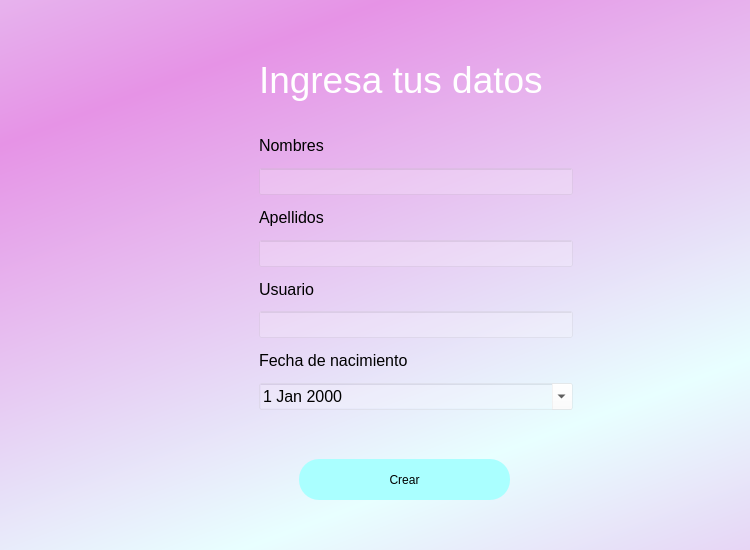
Before: the Qt Designer form crearDatosUsuario.ui in Vethariel/MIR-Programacion-Computadores, drawn with Qt 5.
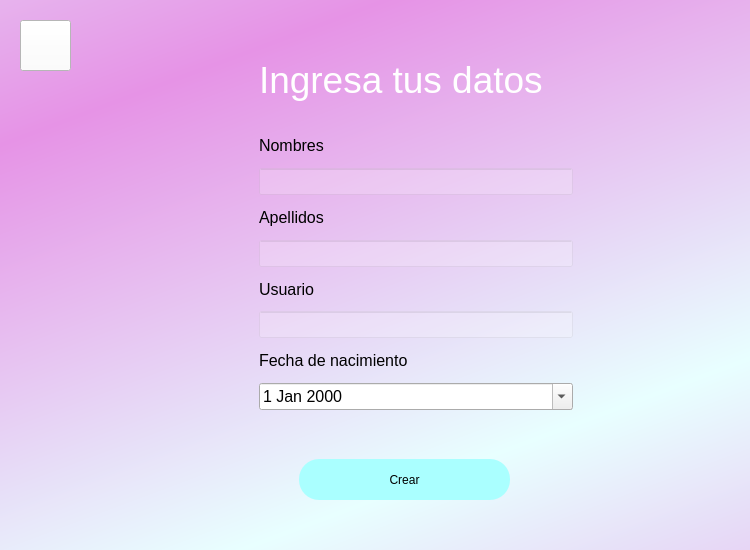
After: the same form once the commit is applied. Icons and pictures are not drawn.

Commit message: Create user data added and return image

What changed in the file:
```diff
--- a/crearDatosUsuario.ui
+++ b/crearDatosUsuario.ui
@@ -157,8 +157,7 @@
         <bool>true</bool>
        </property>
        <property name="styleSheet">
-        <string notr="true">font-size:12pt;
-background-color: rgba(255, 255, 255, 50);</string>
+        <string notr="true">font-size:12pt;</string>
        </property>
        <property name="wrapping">
         <bool>false</bool>
@@ -172,6 +171,23 @@
        <property name="keyboardTracking">
         <bool>true</bool>
        </property>
+       <property name="maximumDate">
+        <date>
+         <year>2100</year>
+         <month>12</month>
+         <day>31</day>
+        </date>
+       </property>
+       <property name="minimumDate">
+        <date>
+         <year>1752</year>
+         <month>9</month>
+         <day>14</day>
+        </date>
+       </property>
+       <property name="currentSection">
+        <enum>QDateTimeEdit::DaySection</enum>
+       </property>
        <property name="calendarPopup">
         <bool>true</bool>
        </property>
@@ -180,6 +196,25 @@
     </layout>
    </widget>
   </widget>
+  <widget class="QPushButton" name="boton_regreso">
+   <property name="geometry">
+    <rect>
+     <x>20</x>
+     <y>20</y>
+     <width>51</width>
+     <height>51</height>
+    </rect>
+   </property>
+   <property name="styleSheet">
+    <string notr="true">background-image: url(&quot;return.png&quot;);
+background-repeat: no-repeat;
+background-position: center;
+background-color: rgb(255, 255, 255);</string>
+   </property>
+   <property name="text">
+    <string/>
+   </property>
+  </widget>
  </widget>
  <resources>
   <include location="../sdfsd.qrc"/>
```
The commit also changes 2 other files.
